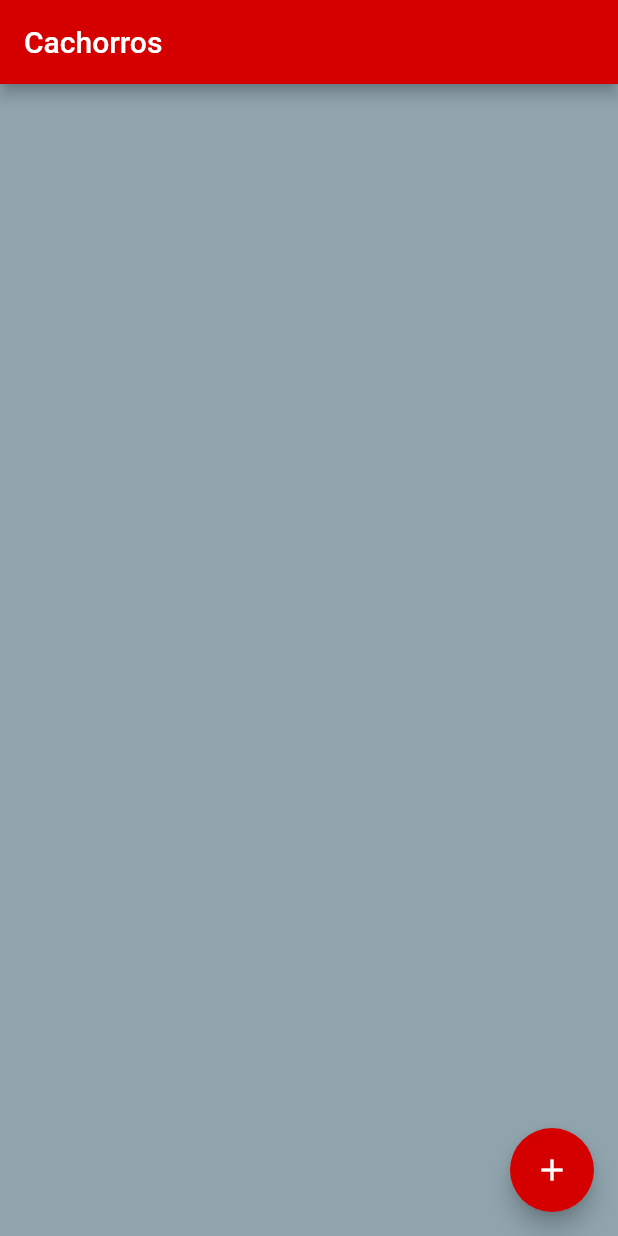
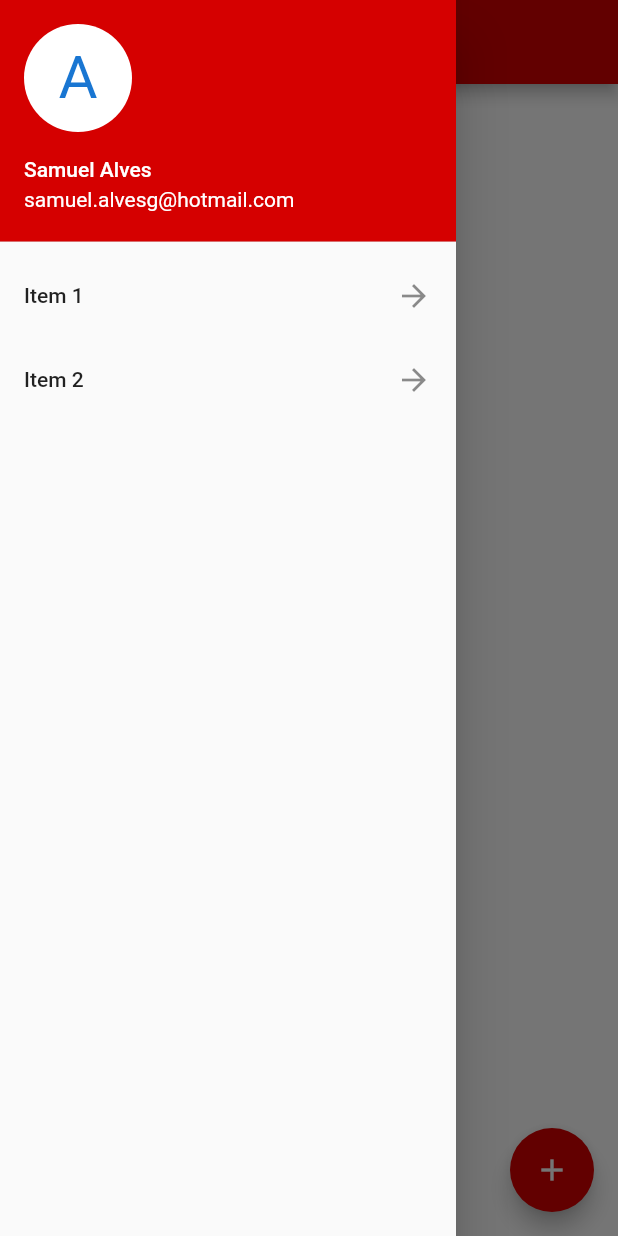
Before and after one commit to SamuelAG/Flutter_Sqlite, a Flutter app: the screen it shows after launch, with the side drawer open (before the commit the screen has no drawer), on a phone screen of 412 x 824 dp. Run offline on Flutter 3.47's test engine with Material 2 defaults, Android fonts, the phone set to English and light mode, and no system bars; our stand-ins replace sqflite; accounts and stored records are empty.

Commit message:
Adicionando gerencia de estado com bloc

```diff
--- /dev/null
+++ b/lib/bloc/dogs_bloc.dart
@@ -0,0 +1,35 @@
+import 'dart:async';
+import 'package:flutter_sqlite/database/repository.dart';
+import 'package:flutter_sqlite/model/dog.dart';
+
+class DogsBloc  {
+
+  final _repository = Repository();
+
+  final _controller = StreamController<List<Dog>>.broadcast();
+
+  get dogs => _controller.stream;
+
+  DogsBloc() {
+    getDogs();
+  }
+
+  getDogs() async {
+    _controller.sink.add(await _repository.getAllDogs());
+  }
+
+  addDog(Dog dog) async {
+    await _repository.insertDog(dog);
+    getDogs();
+  }
+
+  deleteDog(int id) async {
+    await _repository.deleteDog(id);
+    getDogs();
+  }
+
+  dispose() {
+    _controller.close();
+  }
+
+}
--- /dev/null
+++ b/lib/database/repository.dart
@@ -0,0 +1,11 @@
+import 'package:flutter_sqlite/database/db_provider.dart';
+import 'package:flutter_sqlite/model/dog.dart';
+
+class Repository {
+  final DBProvider dbProvider = DBProvider();
+
+  Future getAllDogs() => dbProvider.getAllDogs();
+  Future insertDog(Dog dog) => dbProvider.newDog(dog);
+  Future deleteDog(int id) => dbProvider.deleteDog(id);
+
+}
--- a/lib/main.dart
+++ b/lib/main.dart
@@ -1,9 +1,7 @@
 import 'dart:math';
-
 import 'package:flutter/material.dart';
-
-import 'db_provider.dart';
-import 'dog.dart';
+import 'package:flutter_sqlite/bloc/dogs_bloc.dart';
+import 'model/dog.dart';
 
 void main() => runApp(MaterialApp(home: MyApp()));
 
@@ -22,19 +20,10 @@ class _MyAppState extends State<MyApp> {
     Dog(id: 4, name: "Pingo", age: 22)
   ];
 
-  @override
-  Widget build(BuildContext context) {
-    return Scaffold(
-      appBar: AppBar(
-        backgroundColor: Colors.redAccent[700],
-        title: Text("Cachorros"),
-      ),
-      body: Container(
-        color: Colors.blueGrey[300],
-        child: FutureBuilder<List<Dog>>(
-            future: DBProvider.db.getAllDogs(),
-            builder: (BuildContext context, AsyncSnapshot<List<Dog>> snapshot) {
-              if (snapshot.hasData) {
+  final DogsBloc bloc = DogsBloc();
+
+  Widget buildList(BuildContext context, AsyncSnapshot<List<Dog>> snapshot) {
+    if(snapshot.data != null) {
       return ListView.builder(
         itemCount: snapshot.data.length,
         itemBuilder: (BuildContext context, int index) {
@@ -42,13 +31,12 @@ class _MyAppState extends State<MyApp> {
           return Dismissible(
             direction: DismissDirection.startToEnd,
             onDismissed: (diretion) {
-                        DBProvider.db.deleteDog(item.id);
+              bloc.deleteDog(item.id);
             },
             background: Container(
               decoration: BoxDecoration(
                   color: Colors.red[500],
-                          borderRadius: BorderRadiusDirectional.circular(10.0)
-                        ),
+                  borderRadius: BorderRadiusDirectional.circular(10.0)),
               child: Padding(
                 padding: const EdgeInsets.fromLTRB(10, 18, 0, 8),
                 child: Text(
@@ -66,10 +54,16 @@ class _MyAppState extends State<MyApp> {
               child: ListTile(
                 title: Text(
                   item.name,
-                            style: TextStyle(fontSize: 20, fontWeight: FontWeight.w600,),
+                  style: TextStyle(
+                    fontSize: 20,
+                    fontWeight: FontWeight.w600,
+                  ),
                 ),
                 leading: Text(item.id.toString(),
-                              style: TextStyle(fontSize: 20, fontWeight: FontWeight.bold,)),
+                    style: TextStyle(
+                      fontSize: 20,
+                      fontWeight: FontWeight.bold,
+                    )),
                 trailing: Icon(Icons.keyboard_arrow_right),
               ),
             ),
@@ -78,19 +72,57 @@ class _MyAppState extends State<MyApp> {
         },
       );
     } else {
-                return Center(
-                  child: CircularProgressIndicator(),
-                );
+      return Center(child: CircularProgressIndicator(),);
     }
-            }),
+  }
+
+  @override
+  Widget build(BuildContext context) {
+    return Scaffold(
+      appBar: AppBar(
+        backgroundColor: Colors.redAccent[700],
+        title: Text("Cachorros"),
+      ),
+      drawer: Drawer(
+          child: ListView(
+        children: <Widget>[
+          UserAccountsDrawerHeader(
+            decoration: BoxDecoration(
+              color: Colors.redAccent[700],
+            ),
+            accountName: Text("Samuel Alves"),
+            accountEmail: Text("samuel.alvesg@hotmail.com"),
+            currentAccountPicture: CircleAvatar(
+              backgroundColor: Colors.white,
+              child: Text(
+                "A",
+                style: TextStyle(fontSize: 40.0),
+              ),
+            ),
+          ),
+          ListTile(
+            title: Text("Item 1"),
+            trailing: Icon(Icons.arrow_forward),
+          ),
+          ListTile(
+            title: Text("Item 2"),
+            trailing: Icon(Icons.arrow_forward),
+          ),
+        ],
+      )),
+      body: Container(
+        color: Colors.white,
+        child: StreamBuilder(
+          stream: bloc.dogs,
+          builder: buildList,
+        ),
       ),
       floatingActionButton: FloatingActionButton(
         backgroundColor: Colors.redAccent[700],
         child: Icon(Icons.add),
         onPressed: () async {
           Dog newDog = test[Random().nextInt(test.length)];
-          await DBProvider.db.newDog(newDog);
-          setState(() {});
+          bloc.addDog(newDog);
         },
       ),
     );
--- a/pubspec.yaml
+++ b/pubspec.yaml
@@ -20,6 +20,8 @@ dependencies:
   flutter:
     sdk: flutter
   sqflite: ^0.12.2+1
+  bloc: ^1.0.0
+  flutter_bloc: ^1.0.0
   path_provider: ^0.4.1
   # The following adds the Cupertino Icons font to your application.
   # Use with the CupertinoIcons class for iOS style icons.
```
Also changed, not shown: lib/database/db_provider.dart (renamed from lib/db_provider.dart, +10 -12 lines), lib/model/dog.dart (renamed from lib/dog.dart), pubspec.lock, 1 other file. Lines whose indentation alone changed are shown as unchanged.
